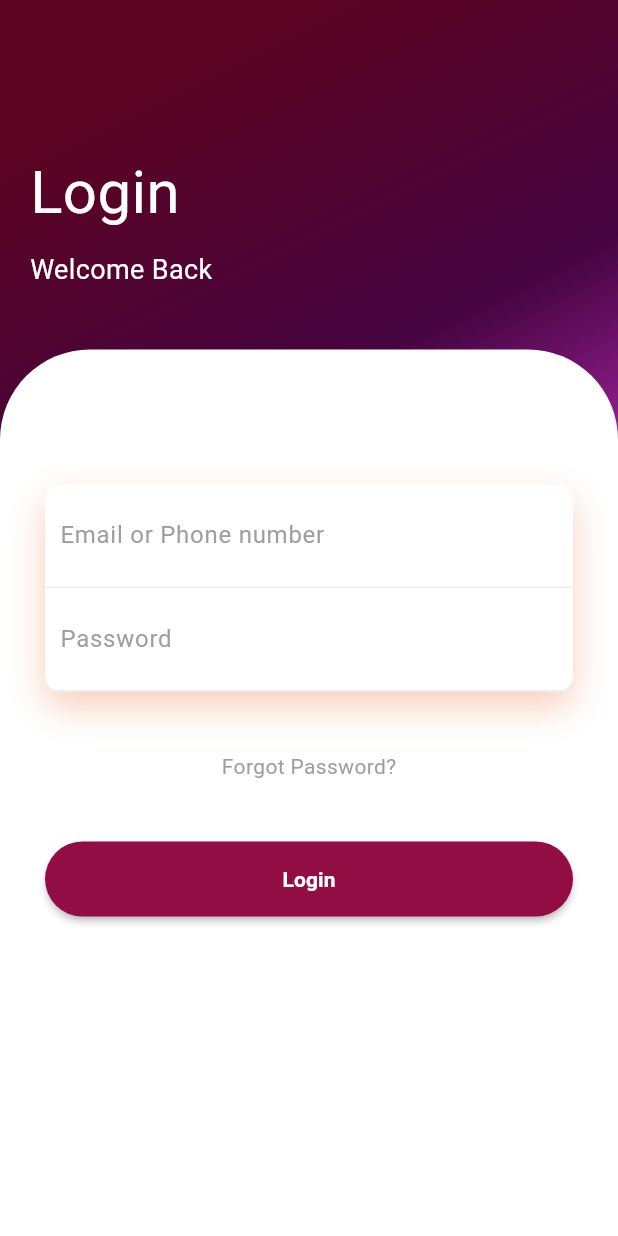
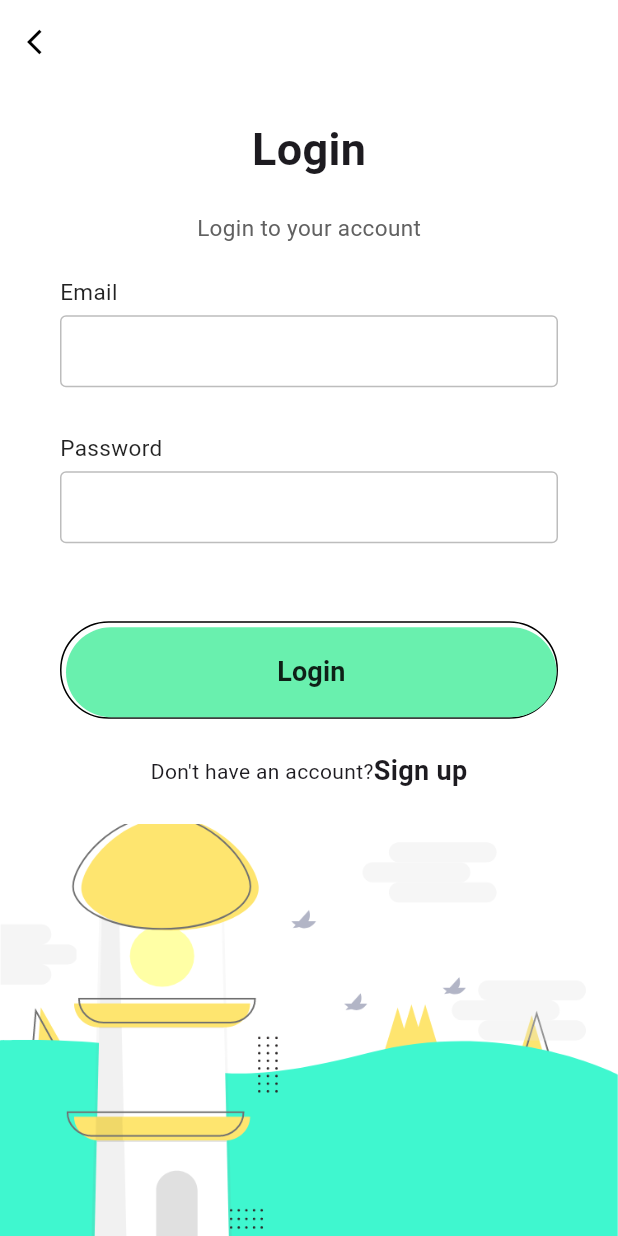
Before and after one commit to Ramees-123/OptiScore, a Flutter app: the screen it shows after launch, after a tap on "Login", on a phone screen of 412 x 824 dp. Run offline on Flutter 3.47's test engine with Material 3 defaults, Android fonts, the phone set to English and light mode, and no system bars; our stand-ins replace animate_do.

Commit message:
initial commit

```diff
--- a/lib/login.dart
+++ b/lib/login.dart
@@ -1,158 +1,134 @@
 import 'package:animate_do/animate_do.dart';
 import 'package:flutter/material.dart';
-
-void main() => runApp(MaterialApp(
-  debugShowCheckedModeBanner: false,
-  home: LoginPage(),
-));
 
 class LoginPage extends StatelessWidget {
   @override
   Widget build(BuildContext context) {
-    var fadeInUp = FadeInUp(
-        duration: Duration(milliseconds: 1300),
-        child: Text(
-          "Welcome Back",
-          style: TextStyle(color: Colors.white, fontSize: 18),
-        ));
     return Scaffold(
+      resizeToAvoidBottomInset: false,
+      backgroundColor: Colors.white,
+      appBar: AppBar(
+        elevation: 0,
+        backgroundColor: Colors.white,
+        leading: IconButton(
+          onPressed: () {
+            Navigator.pop(context);
+          },
+          icon: Icon(Icons.arrow_back_ios, size: 20, color: Colors.black,),
+        ),
+      ),
       body: Container(
+        height: MediaQuery.of(context).size.height,
         width: double.infinity,
-        decoration: BoxDecoration(
-            gradient: LinearGradient(begin: Alignment.topCenter, colors: [
-              const Color.fromARGB(255, 92, 4, 33),
-              const Color.fromARGB(255, 69, 4, 64),
-              const Color.fromARGB(255, 213, 55, 213)
-            ])),
         child: Column(
-          crossAxisAlignment: CrossAxisAlignment.start,
+          mainAxisAlignment: MainAxisAlignment.spaceBetween,
           children: <Widget>[
-            SizedBox(
-              height: 80,
+            Expanded(
+              child: Column(
+                mainAxisAlignment: MainAxisAlignment.spaceEvenly,
+                children: <Widget>[
+                  Column(
+                    children: <Widget>[
+                      FadeInUp(duration: Duration(milliseconds: 1000), child: Text("Login", style: TextStyle(
+                          fontSize: 30,
+                          fontWeight: FontWeight.bold
+                      ),)),
+                      SizedBox(height: 20,),
+                      FadeInUp(duration: Duration(milliseconds: 1200), child: Text("Login to your account", style: TextStyle(
+                          fontSize: 15,
+                          color: Colors.grey[700]
+                      ),)),
+                    ],
                   ),
                   Padding(
-              padding: EdgeInsets.all(20),
+                    padding: EdgeInsets.symmetric(horizontal: 40),
                     child: Column(
-                crossAxisAlignment: CrossAxisAlignment.start,
                       children: <Widget>[
-                  FadeInUp(
-                      duration: Duration(milliseconds: 1000),
-                      child: Text(
-                        "Login",
-                        style: TextStyle(color: Colors.white, fontSize: 40),
-                      )),
-                  SizedBox(
-                    height: 10,
-                  ),
-                  fadeInUp,
+                        FadeInUp(duration: Duration(milliseconds: 1200), child: makeInput(label: "Email")),
+                        FadeInUp(duration: Duration(milliseconds: 1300), child: makeInput(label: "Password", obscureText: true)),
                       ],
                     ),
                   ),
-            SizedBox(height: 20),
-            Expanded(
+                  FadeInUp(duration: Duration(milliseconds: 1400), child: Padding(
+                    padding: EdgeInsets.symmetric(horizontal: 40),
                     child: Container(
+                      padding: EdgeInsets.only(top: 3, left: 3),
                       decoration: BoxDecoration(
-                    color: Colors.white,
-                    borderRadius: BorderRadius.only(
-                        topLeft: Radius.circular(60),
-                        topRight: Radius.circular(60))),
-                child: Padding(
-                  padding: EdgeInsets.all(30),
-                  child: Column(
-                    children: <Widget>[
-                      SizedBox(
+                          borderRadius: BorderRadius.circular(50),
+                          border: Border(
+                            bottom: BorderSide(color: Colors.black),
+                            top: BorderSide(color: Colors.black),
+                            left: BorderSide(color: Colors.black),
+                            right: BorderSide(color: Colors.black),
+                          )
+                      ),
+                      child: MaterialButton(
+                        minWidth: double.infinity,
                         height: 60,
+                        onPressed: () {},
+                        color: Colors.greenAccent,
+                        elevation: 0,
+                        shape: RoundedRectangleBorder(
+                            borderRadius: BorderRadius.circular(50)
                         ),
-                      FadeInUp(
-                          duration: Duration(milliseconds: 1400),
-                          child: Container(
-                            decoration: BoxDecoration(
-                                color: Colors.white,
-                                borderRadius: BorderRadius.circular(10),
-                                boxShadow: [
-                                  BoxShadow(
-                                      color: Color.fromRGBO(225, 95, 27, .3),
-                                      blurRadius: 20,
-                                      offset: Offset(0, 10))
-                                ]),
-                            child: Column(
-                              children: <Widget>[
-                                Container(
-                                  padding: EdgeInsets.all(10),
-                                  decoration: BoxDecoration(
-                                      border: Border(
-                                          bottom: BorderSide(
-                                              color: Colors.grey.shade200))),
-                                  child: TextField(
-                                    decoration: InputDecoration(
-                                        hintText: "Email or Phone number",
-                                        hintStyle:
-                                        TextStyle(color: Colors.grey),
-                                        border: InputBorder.none),
-                                  ),
-                                ),
-                                Container(
-                                  padding: EdgeInsets.all(10),
-                                  decoration: BoxDecoration(
-                                      border: Border(
-                                          bottom: BorderSide(
-                                              color: Colors.grey.shade200))),
-                                  child: TextField(
-                                    obscureText: true,
-                                    decoration: InputDecoration(
-                                        hintText: "Password",
-                                        hintStyle:
-                                        TextStyle(color: Colors.grey),
-                                        border: InputBorder.none),
-                                  ),
-                                ),
-                              ],
-                            ),
-                          )),
-                      SizedBox(
-                        height: 40,
-                      ),
-                      FadeInUp(
-                          duration: Duration(milliseconds: 1500),
-                          child: Text(
-                            "Forgot Password?",
-                            style: TextStyle(color: Colors.grey),
-                          )),
-                      SizedBox(
-                        height: 40,
-                      ),
-                      FadeInUp(
-                          duration: Duration(milliseconds: 1600),
-                          child: MaterialButton(
-                            onPressed: () {},
-                            height: 50,
-                            // margin: EdgeInsets.symmetric(horizontal: 50),
-                            color: const Color.fromARGB(255, 146, 13, 67),
-                            shape: RoundedRectangleBorder(
-                              borderRadius: BorderRadius.circular(50),
-                            ),
-                            // decoration: BoxDecoration(
-                            // ),
-                            child: Center(
-                              child: Text(
-                                "Login",
-                                style: TextStyle(
-                                    color: Colors.white,
-                                    fontWeight: FontWeight.bold),
+                        child: Text("Login", style: TextStyle(
+                            fontWeight: FontWeight.w600,
+                            fontSize: 18
+                        ),),
                       ),
                     ),
                   )),
-                      SizedBox(
-                        height: 30,
-                      ),
+                  FadeInUp(duration: Duration(milliseconds: 1500), child: Row(
+                    mainAxisAlignment: MainAxisAlignment.center,
+                    children: <Widget>[
+                      Text("Don't have an account?"),
+                      Text("Sign up", style: TextStyle(
+                          fontWeight: FontWeight.w600, fontSize: 18
+                      ),),
+                    ],
+                  ))
                 ],
               ),
             ),
+            FadeInUp(duration: Duration(milliseconds: 1200), child: Container(
+              height: MediaQuery.of(context).size.height / 3,
+              decoration: BoxDecoration(
+                  image: DecorationImage(
+                      image: AssetImage('assets/background1.png'),
+                      fit: BoxFit.cover
+                  )
               ),
-            )
+            ))
           ],
         ),
       ),
     );
   }
+
+  Widget makeInput({label, obscureText = false}) {
+    return Column(
+      crossAxisAlignment: CrossAxisAlignment.start,
+      children: <Widget>[
+        Text(label, style: TextStyle(
+            fontSize: 15,
+            fontWeight: FontWeight.w400,
+            color: Colors.black87
+        ),),
+        SizedBox(height: 5,),
+        TextField(
+          obscureText: obscureText,
+          decoration: InputDecoration(
+            contentPadding: EdgeInsets.symmetric(vertical: 0, horizontal: 10),
+            enabledBorder: OutlineInputBorder(
+                borderSide: BorderSide(color: Colors.grey.shade400)
+            ),
+            border: OutlineInputBorder(
+                borderSide: BorderSide(color: Colors.grey.shade400)
+            ),
+          ),
+        ),
+        SizedBox(height: 30,),
+      ],
+    );
   }
+}
--- a/lib/main.dart
+++ b/lib/main.dart
@@ -32,7 +32,7 @@ class HomePage extends StatelessWidget {
                       fontSize: 30
                   ),)),
                   SizedBox(height: 20,),
-                  FadeInUp(duration: Duration(milliseconds: 1200), child: Text("Automatic identity verification which enables you to verify your identity",
+                  FadeInUp(duration: Duration(milliseconds: 1200), child: Text("",
                     textAlign: TextAlign.center,
                     style: TextStyle(
                         color: Colors.grey[700],
--- a/lib/signup.dart
+++ b/lib/signup.dart
@@ -1,14 +1,5 @@
 import 'package:animate_do/animate_do.dart';
 import 'package:flutter/material.dart';
-
-void main() {
-  runApp(
-      MaterialApp(
-        debugShowCheckedModeBanner: false,
-        home: SignupPage(),
-      )
-  );
-}
 
 class SignupPage extends StatelessWidget {
   @override
--- a/pubspec.yaml
+++ b/pubspec.yaml
@@ -47,7 +47,7 @@ flutter:
 
   # To add assets to your application, add an assets section, like this:
   assets:
-    - assets/background.png
+    - assets/background1.png
     - assets/illustration.png
 
   # An image asset can refer to one or more resolution-specific "variants", see
```
Also changed, not shown: assets/background1.png (added), assets/illustration.png (deleted). Lines whose indentation alone changed are shown as unchanged.
